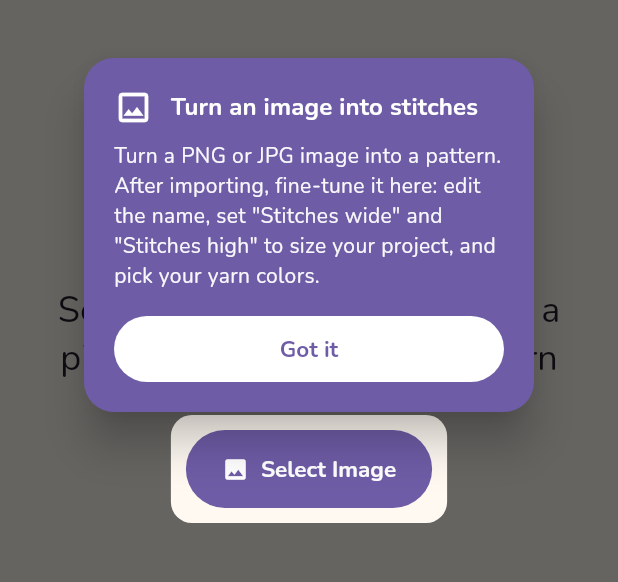
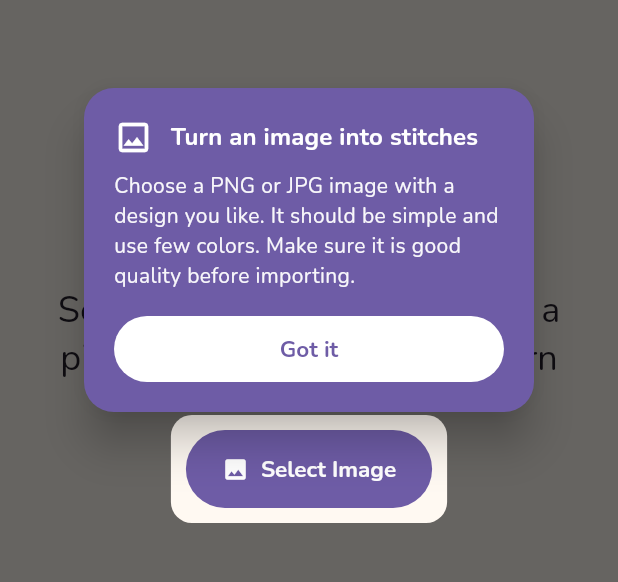
Before and after one commit to Camilu-png/pixel-crochet, a Flutter app: the ImportImageScreen screen opened by its route, on a phone screen of 412 x 824 dp, the part 62-644 px from its top. Run offline on Flutter 3.47's test engine with Material 3 defaults, Android fonts, the phone set to English and light mode, and no system bars; our stand-ins replace file_picker, flutter_riverpod, go_router, google_fonts, shared_preferences, web; accounts and stored records are empty.

Commit message:
feat(onboarding): split import-image tutorial into select and edit tips

```diff
--- a/lib/core/l10n/app_en.arb
+++ b/lib/core/l10n/app_en.arb
@@ -110,7 +110,8 @@
   "onboardingImportTitle": "Import a pattern",
   "onboardingImportDesc": "Upload a .txt crochet pattern or paste its text. Each row looks like this: \"R1: 10 red, 5 white\" — a row number followed by the colours and stitch counts.",
   "onboardingImportImageTitle": "Turn an image into stitches",
-  "onboardingImportImageDesc": "Turn a PNG or JPG image into a pattern. After importing, fine-tune it here: edit the name, set \"Stitches wide\" and \"Stitches high\" to size your project, and pick your yarn colors.",
+  "onboardingImportImageSelectDesc": "Choose a PNG or JPG image with a design you like. It should be simple and use few colors. Make sure it is good quality before importing.",
+  "onboardingImportImageEditDesc": "You can adjust the pattern name and the number of stitches it will have. Selecting preview shows the colors that are detected. You can change them freely.",
   "onboardingImportImageButtonTitle": "Import from an image",
   "onboardingImportImageButtonDesc": "Tap \"Import Image\" to turn a picture into stitches. Upload a PNG or JPG image of your pixel art or cross-stitch pattern.",
   "onboardingImportPasteTitle": "Paste a pattern",
--- a/lib/core/l10n/app_es.arb
+++ b/lib/core/l10n/app_es.arb
@@ -110,7 +110,8 @@
   "onboardingImportTitle": "Importa un patrón",
   "onboardingImportDesc": "Sube un patrón .txt de crochet o pega su texto. Cada fila se ve así: \"R1: 10 rojo, 5 blanco\" — un número de fila seguido de los colores y cantidades de puntos.",
   "onboardingImportImageTitle": "Convierte tu imagen en puntos",
-  "onboardingImportImageDesc": "Convierte una imagen PNG o JPG en un patrón. Tras importarla, ajústala aquí: edita el nombre, define \"Puntos ancho\" y \"Puntos alto\" para dimensionar tu proyecto y elige tus colores de hilo.",
+  "onboardingImportImageSelectDesc": "Selecciona una imagen PNG o JPG con un diseño que te guste. Debe ser simple y con pocos colores. Asegúrate que tenga una buena calidad antes de importar.",
+  "onboardingImportImageEditDesc": "Puedes ajustar el nombre del patrón y la cantidad de puntos que va a tener. Al seleccionar vista previa puedes ver los colores que se detectan. Eres libre de cambiarlos a tu gusto.",
   "onboardingImportImageButtonTitle": "Importar desde una imagen",
   "onboardingImportImageButtonDesc": "Toca \"Importar imagen\" para convertir una foto en puntos. Sube una imagen PNG o JPG de tu pixel art o patrón de punto de cruz.",
   "onboardingImportPasteTitle": "Pega un patrón",
--- a/lib/features/import_image/presentation/import_image_screen.dart
+++ b/lib/features/import_image/presentation/import_image_screen.dart
@@ -82,7 +82,9 @@ class _ImportImageScreenState extends ConsumerState<ImportImageScreen> {
         OnboardingStep(
           icon: Icons.image_outlined,
           title: l10n.onboardingImportImageTitle,
-          description: l10n.onboardingImportImageDesc,
+          description: _imageBytes == null
+              ? l10n.onboardingImportImageSelectDesc
+              : l10n.onboardingImportImageEditDesc,
           targetKey: _imageBytes == null ? _selectImageKey : _formKey,
         ),
       ],
```
Also changed, not shown: lib/generated/app_localizations.dart, lib/generated/app_localizations_en.dart, lib/generated/app_localizations_es.dart.
